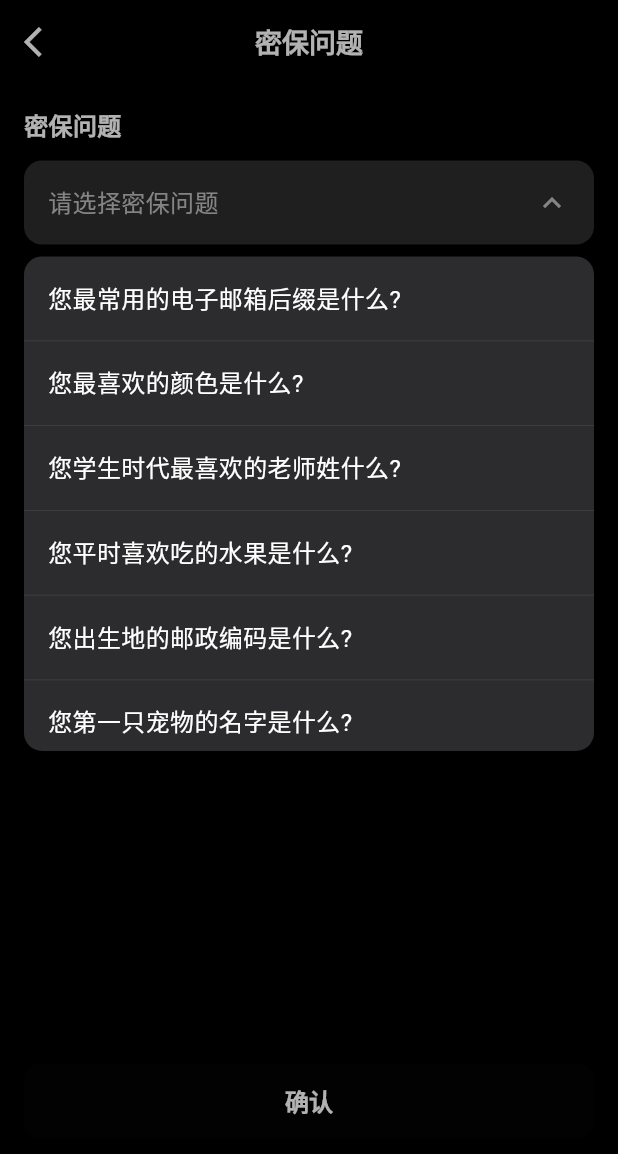
After one commit to zhengju/flutter_privatealbum, a Flutter app: the SecurityQuestionPage screen opened by its route, after a tap on "请选择密保问题", on a phone screen of 412 x 824 dp. The commit adds this screen. Shown: the top 1154 px of the screen. Run offline on Flutter 3.47's test engine with Material 3 defaults, Android fonts, the phone set to English and light mode, and no system bars; our stand-ins replace go_router.

Commit message:
开发密保页面

```diff
--- a/lib/about_qa.dart
+++ b/lib/about_qa.dart
@@ -43,8 +43,6 @@ class _AboutQAPageState extends State<AboutQAPage> {
                 }
               } catch (e) {
                 debugPrint('调用iOS方法错误: $e');
-                // Navigator.pop(context);
-                // ignore: use_build_context_synchronously
                 context.go('/');
               }
             },
--- /dev/null
+++ b/lib/securityquestion_page.dart
@@ -0,0 +1,403 @@
+import 'package:flutter/foundation.dart';
+import 'package:flutter/material.dart';
+import 'package:flutter/services.dart';
+import 'package:go_router/go_router.dart';
+
+class SecurityQuestionPage extends StatefulWidget {
+  final List<String>? securityQuestions;
+  final String? defaultQuestion;
+
+  const SecurityQuestionPage({
+    super.key,
+    this.securityQuestions,
+    this.defaultQuestion,
+  });
+
+  @override
+  _SecurityQuestionPageState createState() => _SecurityQuestionPageState();
+}
+
+class _SecurityQuestionPageState extends State<SecurityQuestionPage> {
+  // // 创建MethodChannel
+  static const MethodChannel _channel = MethodChannel(
+    'ios_flutter_base_channel',
+  );
+  String? selectedQuestion;
+  String answer = '';
+  bool isExpanded = false;
+  OverlayEntry? _overlayEntry;
+  final GlobalKey _questionKey = GlobalKey();
+  bool _isDisposed = false; // 添加销毁标志
+
+  // 使用 widget.securityQuestions 和 widget.defaultQuestion
+  List<String> get securityQuestions =>
+      widget.securityQuestions ??
+      [
+        '您最常用的电子邮箱后缀是什么?',
+        '您最喜欢的颜色是什么?',
+        '您学生时代最喜欢的老师姓什么?',
+        '您平时喜欢吃的水果是什么?',
+        '您出生地的邮政编码是什么?',
+        '您第一只宠物的名字是什么?',
+      ];
+
+  @override
+  void initState() {
+    super.initState();
+    // 如果有默认问题，设置为选中状态
+    if (widget.defaultQuestion != null) {
+      selectedQuestion = widget.defaultQuestion;
+    }
+  }
+
+  @override
+  Widget build(BuildContext context) {
+    return Scaffold(
+      resizeToAvoidBottomInset: false, // 关键：禁止键盘调整布局
+      backgroundColor: Colors.black,
+      appBar: AppBar(
+        backgroundColor: Colors.black,
+        elevation: 0,
+        leading: IconButton(
+          icon: Icon(Icons.arrow_back_ios, color: Colors.white),
+          onPressed: () async {
+            final currentContext = context;
+
+            // 1. 异步操作开始前检查
+            if (!currentContext.mounted) return;
+
+            try {
+              // 2. 执行异步操作
+              final result = await _channel.invokeMethod('dismiss', {
+                'url': "",
+              });
+
+              // 3. 异步操作完成后检查
+              if (!currentContext.mounted) return;
+
+              // 4. 处理成功结果
+              if (kDebugMode) {
+                print('iOS返回结果: $result');
+              }
+            } catch (e) {
+              debugPrint('调用iOS方法错误: $e');
+
+              // 5. 错误处理前检查
+              if (!currentContext.mounted) return;
+
+              // 6. 处理错误
+              currentContext.go('/');
+            }
+          },
+        ),
+        title: Text(
+          '密保问题',
+          style: TextStyle(
+            color: Colors.white,
+            fontSize: 18,
+            fontWeight: FontWeight.w600,
+          ),
+        ),
+        centerTitle: true,
+      ),
+      body: Padding(
+        padding: EdgeInsets.all(16.0),
+        child: Column(
+          crossAxisAlignment: CrossAxisAlignment.start,
+          children: [
+            // 密保问题选择区域
+            _buildQuestionSection(),
+            SizedBox(height: 24),
+            // 答案输入区域
+            _buildAnswerSection(),
+            Spacer(),
+            // 确认按钮
+            _buildConfirmButton(),
+
+            SizedBox(height: 49),
+          ],
+        ),
+      ),
+    );
+  }
+
+  Widget _buildQuestionSection() {
+    return Column(
+      crossAxisAlignment: CrossAxisAlignment.start,
+      children: [
+        Text(
+          '密保问题',
+          style: TextStyle(
+            color: Colors.white,
+            fontSize: 16,
+            fontWeight: FontWeight.w600,
+          ),
+        ),
+        SizedBox(height: 12),
+        GestureDetector(
+          key: _questionKey,
+          onTap: () {
+            if (isExpanded) {
+              _hideOverlay();
+            } else {
+              _showOverlay();
+            }
+          },
+          child: Container(
+            width: double.infinity,
+            padding: EdgeInsets.all(16),
+            decoration: BoxDecoration(
+              color: Color(0xFF2C2C2E),
+              borderRadius: BorderRadius.circular(12),
+            ),
+            child: Row(
+              children: [
+                Expanded(
+                  child: Text(
+                    selectedQuestion ?? '请选择密保问题',
+                    style: TextStyle(
+                      color: selectedQuestion != null
+                          ? Colors.white
+                          : Colors.grey[400],
+                      fontSize: 16,
+                    ),
+                  ),
+                ),
+                AnimatedRotation(
+                  turns: isExpanded ? 0.5 : 0,
+                  duration: Duration(milliseconds: 200),
+                  child: Icon(
+                    Icons.keyboard_arrow_down,
+                    color: Colors.grey[400],
+                  ),
+                ),
+              ],
+            ),
+          ),
+        ),
+      ],
+    );
+  }
+
+  Widget _buildAnswerSection() {
+    return Column(
+      crossAxisAlignment: CrossAxisAlignment.start,
+      children: [
+        Text(
+          '答案',
+          style: TextStyle(
+            color: Colors.white,
+            fontSize: 16,
+            fontWeight: FontWeight.w600,
+          ),
+        ),
+        SizedBox(height: 12),
+        Container(
+          width: double.infinity,
+          padding: EdgeInsets.symmetric(horizontal: 16, vertical: 12),
+          decoration: BoxDecoration(
+            color: Color(0xFF2C2C2E),
+            borderRadius: BorderRadius.circular(12),
+          ),
+          child: TextField(
+            style: TextStyle(color: Colors.white, fontSize: 16),
+            decoration: InputDecoration(
+              hintText: '请输入答案',
+              hintStyle: TextStyle(color: Colors.grey[400]),
+              border: InputBorder.none,
+            ),
+            onChanged: (value) {
+              if (!_isDisposed) {
+                setState(() {
+                  answer = value;
+                });
+              }
+            },
+          ),
+        ),
+      ],
+    );
+  }
+
+  Widget _buildConfirmButton() {
+    return SizedBox(
+      width: double.infinity,
+      height: 50,
+      child: ElevatedButton(
+        onPressed: selectedQuestion != null && answer.isNotEmpty
+            ? () {
+                _handleConfirm();
+              }
+            : null,
+        style: ElevatedButton.styleFrom(
+          backgroundColor: selectedQuestion != null && answer.isNotEmpty
+              ? Color(0xFF007AFF)
+              : Colors.grey[600],
+          shape: RoundedRectangleBorder(
+            borderRadius: BorderRadius.circular(12),
+          ),
+        ),
+        child: Text(
+          '确认',
+          style: TextStyle(
+            color: Colors.white,
+            fontSize: 16,
+            fontWeight: FontWeight.w600,
+          ),
+        ),
+      ),
+    );
+  }
+
+  void _showOverlay() {
+    if (_isDisposed) return; // 检查是否已销毁
+
+    // 检查 context 是否有效
+    if (!mounted) return;
+
+    setState(() {
+      isExpanded = true;
+    });
+
+    // 获取问题选择框的位置
+    final RenderBox? renderBox =
+        _questionKey.currentContext?.findRenderObject() as RenderBox?;
+    if (renderBox == null) return;
+
+    final Offset position = renderBox.localToGlobal(Offset.zero);
+    final Size size = renderBox.size;
+
+    _overlayEntry = OverlayEntry(
+      builder: (context) => GestureDetector(
+        onTap: () {
+          _hideOverlay();
+        },
+        child: Material(
+          color: Colors.transparent,
+          child: Stack(
+            children: [
+              // 半透明背景
+              Positioned.fill(
+                child: Container(color: Colors.black.withOpacity(0.3)),
+              ),
+              // 问题列表
+              Positioned(
+                left: 16,
+                right: 16,
+                top: position.dy + size.height + 8,
+                child: _buildQuestionList(),
+              ),
+            ],
+          ),
+        ),
+      ),
+    );
+
+    Overlay.of(context).insert(_overlayEntry!);
+  }
+
+  Widget _buildQuestionList() {
+    return Container(
+      constraints: BoxConstraints(
+        maxHeight: MediaQuery.of(context).size.height * 0.4,
+      ),
+      decoration: BoxDecoration(
+        color: Color(0xFF2C2C2E),
+        borderRadius: BorderRadius.circular(12),
+        boxShadow: [
+          BoxShadow(
+            color: Colors.black26,
+            blurRadius: 10,
+            offset: Offset(0, 5),
+          ),
+        ],
+      ),
+      child: SingleChildScrollView(
+        child: Column(
+          children: securityQuestions.map((question) {
+            return GestureDetector(
+              onTap: () {
+                if (!_isDisposed && mounted) {
+                  setState(() {
+                    selectedQuestion = question;
+                  });
+                }
+                _hideOverlay();
+              },
+              child: Container(
+                width: double.infinity,
+                padding: EdgeInsets.all(16),
+                decoration: BoxDecoration(
+                  border: Border(
+                    bottom: BorderSide(color: Colors.grey[800]!, width: 0.5),
+                  ),
+                ),
+                child: Row(
+                  children: [
+                    Expanded(
+                      child: Text(
+                        question,
+                        style: TextStyle(color: Colors.white, fontSize: 16),
+                      ),
+                    ),
+                    if (selectedQuestion == question)
+                      Icon(Icons.check, color: Colors.blue, size: 20),
+                  ],
+                ),
+              ),
+            );
+          }).toList(),
+        ),
+      ),
+    );
+  }
+
+  void _hideOverlay() {
+    if (_isDisposed) return; // 检查是否已销毁
+
+    if (mounted) {
+      setState(() {
+        isExpanded = false;
+      });
+    }
+
+    _overlayEntry?.remove();
+    _overlayEntry = null;
+  }
+
+  void _handleConfirm() async {
+    if (_isDisposed) return; // 检查是否已销毁
+    final currentContext = context;
+
+    // 1. 异步操作开始前检查
+    if (!currentContext.mounted) return;
+    if (selectedQuestion != null && answer.isNotEmpty) {
+      if (currentContext.mounted) {
+        ScaffoldMessenger.of(context).showSnackBar(
+          SnackBar(content: Text('密保问题设置成功'), backgroundColor: Colors.green),
+        );
+        try {
+          // 调用iOS原生方法
+          final result = await _channel.invokeMethod('dismiss', {
+            'selectedQuestion': selectedQuestion,
+            "answer": answer,
+          });
+          if (kDebugMode) {
+            print('iOS返回结果: $result');
+          }
+        } catch (e) {
+          debugPrint('调用iOS方法错误: $e');
+          if (!currentContext.mounted) return;
+          currentContext.go('/');
+        }
+      }
+    }
+  }
+
+  @override
+  void dispose() {
+    _isDisposed = true; // 设置销毁标志
+    _hideOverlay();
+    super.dispose();
+  }
+}
```
Also changed, not shown: lib/draggable_card_page.dart (added, +71 -0 lines), lib/main.dart (+78 -17 lines).
